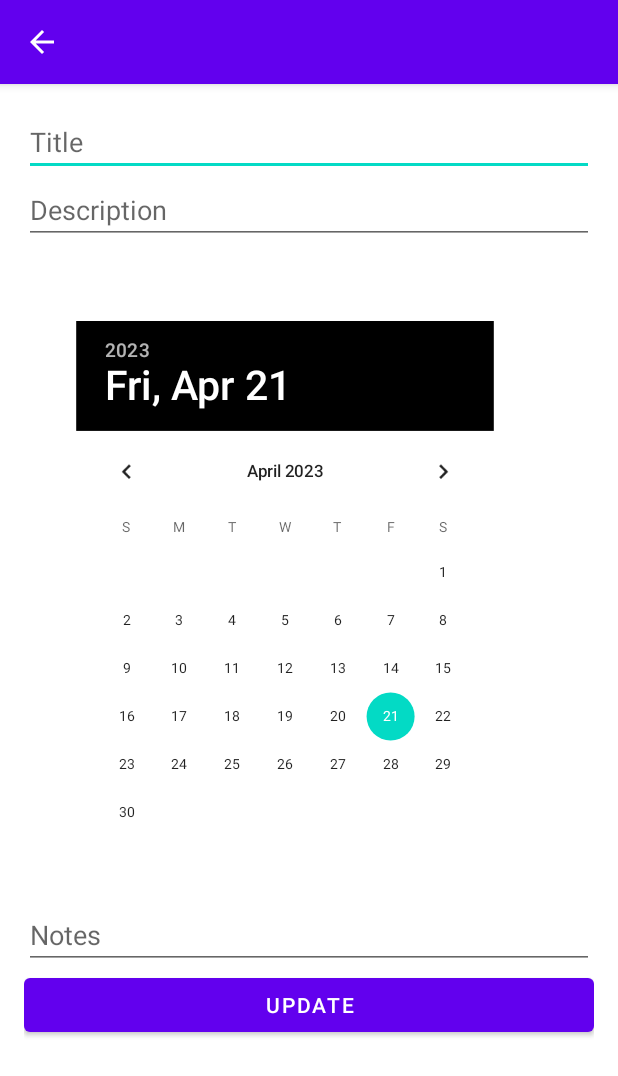
After one commit to TimothyBorghouts/ToDo-App, an Android app: the UpdateActivity screen opened directly, with no data from a screen before it, on a phone screen of 412 x 824 dp. The commit adds this screen. Shown: the top 1076 px of the screen. Run offline under Robolectric (Android 15) with nearby library versions, the phone set to English and light mode, and no system bars.

Commit message:
Added updateActivity with layout to change the values when you click on a todo item. Also fixed bug where only one item displayed.

```diff
--- a/app/src/main/AndroidManifest.xml
+++ b/app/src/main/AndroidManifest.xml
@@ -22,8 +22,12 @@
             </intent-filter>
         </activity>
         <activity
+            android:name=".ui.AddActivity"
+            android:exported="false"
             android:label="Create a new To Do item"
-            android:name=".ui.AddActivity"
+            android:parentActivityName=".ui.ListActivity" />
+        <activity
+            android:name=".ui.UpdateActivity"
             android:parentActivityName=".ui.ListActivity"
             android:exported="false" />
     </application>
--- a/app/src/main/java/com/example/todo/ui/ListActivity.java
+++ b/app/src/main/java/com/example/todo/ui/ListActivity.java
@@ -47,11 +47,10 @@ public class ListActivity extends AppCompatActivity {
         });
 
         sqliteManager = new SqliteManager(this);
+        todoItems = new ArrayList<>();
         todoItems = sqliteManager.getAll();
-        TodoItem newTodoItem = new TodoItem("titeltje", "beschrijvinkje","23/02/2334", "Dit zijn mijn notities");
-        todoItems.add(newTodoItem);
 
-        recyclerviewAdapter = new RecyclerviewAdapter(todoItems);
+        recyclerviewAdapter = new RecyclerviewAdapter(todoItems, this);
         RecyclerView.LayoutManager layoutManager = new LinearLayoutManager(getApplicationContext());
         recyclerView.setLayoutManager(layoutManager);
         recyclerView.setItemAnimator(new DefaultItemAnimator());
--- /dev/null
+++ b/app/src/main/java/com/example/todo/ui/UpdateActivity.java
@@ -0,0 +1,87 @@
+package com.example.todo.ui;
+
+import androidx.appcompat.app.ActionBar;
+import androidx.appcompat.app.AppCompatActivity;
+
+import android.content.Intent;
+import android.os.Bundle;
+import android.view.View;
+import android.widget.Button;
+import android.widget.DatePicker;
+import android.widget.EditText;
+
+import com.example.todo.R;
+import com.example.todo.database.SqliteManager;
+import com.example.todo.model.TodoItem;
+
+public class UpdateActivity extends AppCompatActivity {
+
+    SqliteManager sqliteManager;
+
+    String id, title, description, dueDate, notes;
+    private EditText titleUpdateEditText;
+    private EditText descriptionUpdateEditText;
+    private DatePicker dueUpdateDatePicker;
+    private EditText notesUpdateEditText;
+    private Button updateButton;
+
+    @Override
+    protected void onCreate(Bundle savedInstanceState) {
+        super.onCreate(savedInstanceState);
+        setContentView(R.layout.activity_update);
+
+        titleUpdateEditText = findViewById(R.id.title_update_edittext);
+        descriptionUpdateEditText = findViewById(R.id.description_update_edittext);
+        dueUpdateDatePicker = findViewById(R.id.due_update_datepicker);
+        notesUpdateEditText = findViewById(R.id.notes_update_edittext);
+
+        getIntentData();
+
+        ActionBar actionBar = getSupportActionBar();
+        actionBar.setTitle(title);
+
+        updateButton = findViewById(R.id.update_button);
+        updateButton.setOnClickListener(new View.OnClickListener() {
+            @Override
+            public void onClick(View view) {
+                String title = titleUpdateEditText.getText().toString().trim();
+                String description = descriptionUpdateEditText.getText().toString().trim();
+                int year = dueUpdateDatePicker.getYear();
+                int month = dueUpdateDatePicker.getMonth() + 1;
+                int day = dueUpdateDatePicker.getDayOfMonth();
+                String dueDate = year + "-" + month + "-" + day;
+                String notes = notesUpdateEditText.getText().toString().trim();
+
+                TodoItem updatedToDoItem = new TodoItem(title, description, dueDate, notes);
+
+                sqliteManager = new SqliteManager(getApplicationContext());
+                sqliteManager.update(getIntent().getStringExtra("id"), updatedToDoItem);
+
+                Intent intent = new Intent(UpdateActivity.this, ListActivity.class);
+                startActivity(intent);
+
+            }
+        });
+    }
+
+    public void getIntentData(){
+        if(getIntent().hasExtra("title")){
+            id = getIntent().getStringExtra("id");
+            title = getIntent().getStringExtra("title");
+            description = getIntent().getStringExtra("description");
+            dueDate = getIntent().getStringExtra("dueDate");
+            notes = getIntent().getStringExtra("notes");
+
+            String[] dayMonthyear = dueDate.split("-");
+            int year = Integer.parseInt(dayMonthyear[0]);
+            int month = Integer.parseInt(dayMonthyear[1]) - 1;
+            int day = Integer.parseInt(dayMonthyear[2]);
+
+            titleUpdateEditText.setText(title);
+            descriptionUpdateEditText.setText(description);
+            dueUpdateDatePicker.updateDate(year, month, day);
+            notesUpdateEditText.setText(notes);
+
+        }
+    }
+}
--- /dev/null
+++ b/app/src/main/res/layout/activity_update.xml
@@ -0,0 +1,52 @@
+<?xml version="1.0" encoding="utf-8"?>
+<LinearLayout xmlns:android="http://schemas.android.com/apk/res/android"
+    android:orientation="vertical"
+    android:layout_width="match_parent"
+    android:layout_height="match_parent"
+    android:padding="16dp">
+
+    <EditText
+        android:id="@+id/title_update_edittext"
+        android:layout_width="match_parent"
+        android:layout_height="wrap_content"
+        android:hint="Title"
+        android:inputType="text"
+        android:maxLines="1" />
+
+    <EditText
+        android:id="@+id/description_update_edittext"
+        android:layout_width="match_parent"
+        android:layout_height="wrap_content"
+        android:hint="Description"
+        android:inputType="text"
+        android:maxLines="4" />
+
+    <DatePicker
+        android:id="@+id/due_update_datepicker"
+        android:layout_width="wrap_content"
+        android:layout_height="wrap_content"
+        android:layout_marginTop="8dp"
+        android:scaleY="0.8"
+        android:scaleX="0.8"
+        android:calendarTextColor="@color/black"
+        android:headerBackground="@color/black"
+        android:datePickerMode="calendar"
+        android:colorControlActivated="@color/black"
+        android:calendarViewShown="false"
+        android:spinnersShown="false" />
+
+    <EditText
+        android:id="@+id/notes_update_edittext"
+        android:layout_width="match_parent"
+        android:layout_height="wrap_content"
+        android:hint="Notes"
+        android:inputType="text"
+        android:maxLines="4" />
+
+    <Button
+        android:id="@+id/update_button"
+        android:layout_width="match_parent"
+        android:layout_height="wrap_content"
+        android:text="Update" />
+
+</LinearLayout>
```
Also changed, not shown: app/src/main/java/com/example/todo/adapter/RecyclerviewAdapter.java (+28 -6 lines), app/src/main/java/com/example/todo/database/SqliteManager.java (+40 -15 lines), app/src/main/java/com/example/todo/model/TodoItem.java (+9 -1 lines), app/src/main/res/layout/recyclerview_item.xml (+9 -1 lines).
